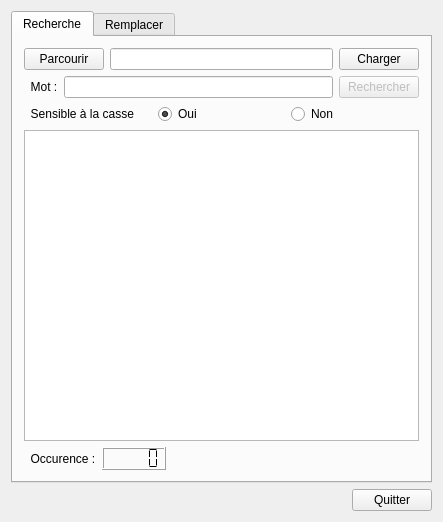
Before: the Qt Designer form IHM/textfinder/textfinder.ui in standujar/M1Miage, drawn with Qt 5.
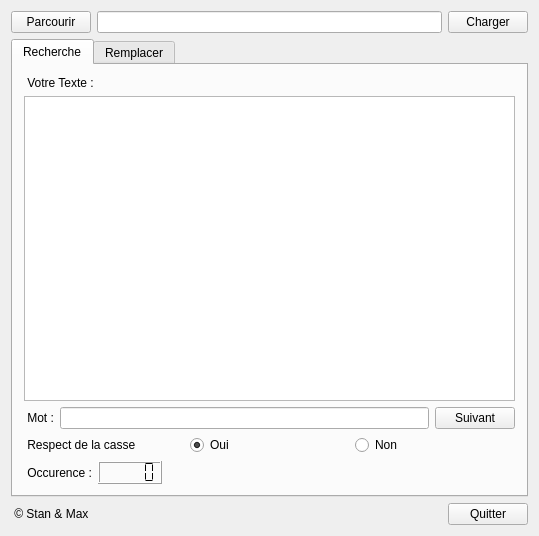
After: the same form once the commit is applied.

```diff
--- a/IHM/textfinder/textfinder.ui
+++ b/IHM/textfinder/textfinder.ui
@@ -6,21 +6,45 @@
    <rect>
     <x>0</x>
     <y>0</y>
-    <width>443</width>
-    <height>522</height>
+    <width>539</width>
+    <height>536</height>
    </rect>
   </property>
   <property name="windowTitle">
    <string>textfinder</string>
   </property>
-  <layout class="QGridLayout" name="gridLayout_8">
-   <item row="0" column="0">
+  <layout class="QVBoxLayout" name="verticalLayout_2">
+   <item>
+    <layout class="QGridLayout" name="gridLayout_3">
+     <item row="0" column="1">
+      <widget class="QPushButton" name="Parcourir">
+       <property name="text">
+        <string>Parcourir</string>
+       </property>
+      </widget>
+     </item>
+     <item row="0" column="3">
+      <widget class="QPushButton" name="Charger">
+       <property name="text">
+        <string>Charger</string>
+       </property>
+      </widget>
+     </item>
+     <item row="0" column="2">
+      <widget class="QLineEdit" name="lineEdit_2"/>
+     </item>
+    </layout>
+   </item>
+   <item>
     <layout class="QGridLayout" name="gridLayout_6">
      <item row="0" column="0">
       <widget class="QTabWidget" name="tabWidget">
        <property name="enabled">
         <bool>true</bool>
        </property>
+       <property name="acceptDrops">
+        <bool>true</bool>
+       </property>
        <property name="currentIndex">
         <number>0</number>
        </property>
@@ -31,70 +55,74 @@
         <attribute name="title">
          <string>Recherche</string>
         </attribute>
-        <layout class="QVBoxLayout" name="verticalLayout_2">
+        <layout class="QVBoxLayout" name="verticalLayout_3">
+         <item>
+          <widget class="QLabel" name="label_4">
+           <property name="text">
+            <string> Votre Texte :</string>
+           </property>
+          </widget>
+         </item>
          <item>
           <layout class="QGridLayout" name="gridLayout_4">
-           <item row="0" column="0">
-            <layout class="QGridLayout" name="gridLayout_3">
+           <item row="5" column="0">
+            <layout class="QGridLayout" name="gridLayout_2">
+             <item row="0" column="0">
+              <widget class="QLabel" name="label_2">
+               <property name="text">
+                <string> Occurence :</string>
+               </property>
+              </widget>
+             </item>
              <item row="0" column="1">
-              <widget class="QLineEdit" name="lineEdit_2"/>
+              <widget class="QLCDNumber" name="lcdNumber">
+               <property name="segmentStyle">
+                <enum>QLCDNumber::Flat</enum>
+               </property>
+              </widget>
              </item>
              <item row="0" column="2">
-              <widget class="QPushButton" name="Charger">
-               <property name="text">
-                <string>Charger</string>
+              <spacer name="horizontalSpacer_2">
+               <property name="orientation">
+                <enum>Qt::Horizontal</enum>
                </property>
-              </widget>
-             </item>
-             <item row="0" column="0">
-              <widget class="QPushButton" name="Parcourir">
-               <property name="text">
-                <string>Parcourir</string>
+               <property name="sizeHint" stdset="0">
+                <size>
+                 <width>40</width>
+                 <height>20</height>
+                </size>
                </property>
-              </widget>
+              </spacer>
              </item>
             </layout>
            </item>
-           <item row="1" column="0">
+           <item row="3" column="0">
             <layout class="QGridLayout" name="gridLayout">
-             <item row="0" column="2">
-              <widget class="QPushButton" name="Recherche">
-               <property name="enabled">
-                <bool>false</bool>
-               </property>
-               <property name="text">
-                <string>Rechercher</string>
-               </property>
-              </widget>
-             </item>
-             <item row="0" column="0">
-              <widget class="QLabel" name="label">
-               <property name="text">
-                <string>  Mot :</string>
-               </property>
-              </widget>
-             </item>
              <item row="0" column="1">
               <widget class="QLineEdit" name="lineEdit"/>
              </item>
+             <item row="0" column="0">
+              <widget class="QLabel" name="label">
+               <property name="text">
+                <string> Mot :</string>
+               </property>
+              </widget>
+             </item>
+             <item row="0" column="2">
+              <widget class="QPushButton" name="Suivant">
+               <property name="text">
+                <string>Suivant</string>
+               </property>
+              </widget>
+             </item>
             </layout>
            </item>
-           <item row="2" column="0">
+           <item row="4" column="0">
             <layout class="QGridLayout" name="gridLayout_5">
              <item row="0" column="1">
               <widget class="QLabel" name="label_3">
                <property name="text">
-                <string>  Sensible à la casse</string>
-               </property>
-              </widget>
-             </item>
-             <item row="0" column="2">
-              <widget class="QRadioButton" name="radioButton">
-               <property name="text">
-                <string>Oui</string>
-               </property>
-               <property name="checked">
-                <bool>true</bool>
+                <string> Respect de la casse</string>
                </property>
               </widget>
              </item>
@@ -105,9 +133,19 @@
                </property>
               </widget>
              </item>
+             <item row="0" column="2">
+              <widget class="QRadioButton" name="radioButton">
+               <property name="text">
+                <string>Oui</string>
+               </property>
+               <property name="checked">
+                <bool>true</bool>
+               </property>
+              </widget>
+             </item>
             </layout>
            </item>
-           <item row="3" column="0">
+           <item row="2" column="0">
             <widget class="QTextEdit" name="textEdit">
              <property name="enabled">
               <bool>true</bool>
@@ -132,37 +170,6 @@
              </property>
             </widget>
            </item>
-           <item row="4" column="0">
-            <layout class="QGridLayout" name="gridLayout_2">
-             <item row="0" column="0">
-              <widget class="QLabel" name="label_2">
-               <property name="text">
-                <string>  Occurence :</string>
-               </property>
-              </widget>
-             </item>
-             <item row="0" column="1">
-              <widget class="QLCDNumber" name="lcdNumber">
-               <property name="segmentStyle">
-                <enum>QLCDNumber::Flat</enum>
-               </property>
-              </widget>
-             </item>
-             <item row="0" column="2">
-              <spacer name="horizontalSpacer_2">
-               <property name="orientation">
-                <enum>Qt::Horizontal</enum>
-               </property>
-               <property name="sizeHint" stdset="0">
-                <size>
-                 <width>40</width>
-                 <height>20</height>
-                </size>
-               </property>
-              </spacer>
-             </item>
-            </layout>
-           </item>
           </layout>
          </item>
         </layout>
@@ -173,32 +180,53 @@
         </attribute>
         <layout class="QVBoxLayout" name="verticalLayout">
          <item>
-          <layout class="QGridLayout" name="gridLayout_11">
-           <item row="1" column="0">
+          <layout class="QGridLayout" name="gridLayout_14">
+           <item row="0" column="0">
+            <widget class="QLabel" name="label_10">
+             <property name="text">
+              <string> Mot :</string>
+             </property>
+            </widget>
+           </item>
+           <item row="0" column="2">
+            <widget class="QLineEdit" name="lineEdit_7"/>
+           </item>
+           <item row="0" column="3">
             <layout class="QGridLayout" name="gridLayout_12">
-             <item row="0" column="0">
-              <widget class="QLabel" name="label_7">
-               <property name="text">
-                <string>  Remplacement</string>
-               </property>
-              </widget>
-             </item>
-             <item row="0" column="2">
-              <widget class="QPushButton" name="Remplacer">
-               <property name="enabled">
-                <bool>true</bool>
-               </property>
-               <property name="text">
-                <string>Remplacer</string>
-               </property>
-              </widget>
-             </item>
              <item row="0" column="1">
               <widget class="QLineEdit" name="lineEdit_9"/>
              </item>
+             <item row="0" column="2">
+              <widget class="QPushButton" name="Remplacer">
+               <property name="enabled">
+                <bool>true</bool>
+               </property>
+               <property name="text">
+                <string>Ok</string>
+               </property>
+              </widget>
+             </item>
+             <item row="0" column="0">
+              <widget class="QLabel" name="label_7">
+               <property name="text">
+                <string> Remplacer par :</string>
+               </property>
+              </widget>
+             </item>
             </layout>
            </item>
-           <item row="3" column="0">
+          </layout>
+         </item>
+         <item>
+          <widget class="QLabel" name="label_5">
+           <property name="text">
+            <string> Votre Texte :</string>
+           </property>
+          </widget>
+         </item>
+         <item>
+          <layout class="QGridLayout" name="gridLayout_11">
+           <item row="2" column="0">
             <layout class="QGridLayout" name="gridLayout_13">
              <item row="0" column="1">
               <widget class="QLCDNumber" name="lcdNumber_2">
@@ -232,21 +260,7 @@
              </item>
             </layout>
            </item>
-           <item row="0" column="0">
-            <layout class="QGridLayout" name="gridLayout_14">
-             <item row="0" column="0">
-              <widget class="QLabel" name="label_10">
-               <property name="text">
-                <string>  Mot :</string>
-               </property>
-              </widget>
-             </item>
-             <item row="0" column="2">
-              <widget class="QLineEdit" name="lineEdit_7"/>
-             </item>
-            </layout>
-           </item>
-           <item row="2" column="0">
+           <item row="1" column="0">
             <widget class="QTextEdit" name="textEdit_3">
              <property name="enabled">
               <bool>true</bool>
@@ -264,7 +278,7 @@
               <bool>true</bool>
              </property>
              <property name="textInteractionFlags">
-              <set>Qt::NoTextInteraction</set>
+              <set>Qt::TextSelectableByMouse</set>
              </property>
             </widget>
            </item>
@@ -274,33 +288,47 @@
        </widget>
       </widget>
      </item>
-     <item row="1" column="0">
-      <layout class="QGridLayout" name="gridLayout_7">
-       <item row="0" column="0">
-        <spacer name="horizontalSpacer">
-         <property name="orientation">
-          <enum>Qt::Horizontal</enum>
-         </property>
-         <property name="sizeHint" stdset="0">
-          <size>
-           <width>40</width>
-           <height>20</height>
-          </size>
-         </property>
-        </spacer>
-       </item>
-       <item row="0" column="1">
-        <widget class="QPushButton" name="Quitter">
-         <property name="text">
-          <string>Quitter</string>
-         </property>
-        </widget>
-       </item>
-      </layout>
+    </layout>
+   </item>
+   <item>
+    <layout class="QGridLayout" name="gridLayout_7">
+     <item row="0" column="2">
+      <widget class="QPushButton" name="Quitter">
+       <property name="text">
+        <string>Quitter</string>
+       </property>
+      </widget>
+     </item>
+     <item row="0" column="1">
+      <spacer name="horizontalSpacer">
+       <property name="orientation">
+        <enum>Qt::Horizontal</enum>
+       </property>
+       <property name="sizeHint" stdset="0">
+        <size>
+         <width>40</width>
+         <height>20</height>
+        </size>
+       </property>
+      </spacer>
+     </item>
+     <item row="0" column="0">
+      <widget class="QLabel" name="label_6">
+       <property name="text">
+        <string> © Stan &amp; Max</string>
+       </property>
+      </widget>
      </item>
     </layout>
    </item>
   </layout>
+  <zorder>radioButton</zorder>
+  <zorder>radioButton_2</zorder>
+  <zorder>textEdit</zorder>
+  <zorder>textEdit</zorder>
+  <zorder>textEdit_3</zorder>
+  <zorder></zorder>
+  <zorder></zorder>
  </widget>
  <layoutdefault spacing="6" margin="11"/>
  <resources/>
```
Left out of the diff: 15 changed lines with no effect on the pictures.
